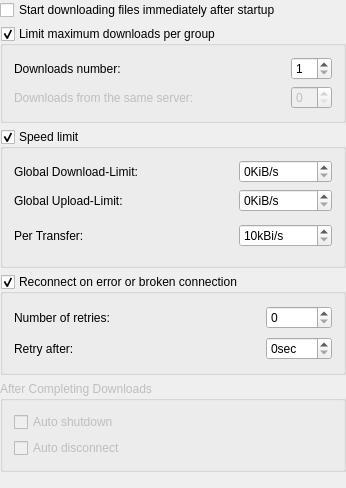
This is conf/dlgnetwork.ui in KDE/kget as Qt 5 draws it before an edit. The edited form follows.
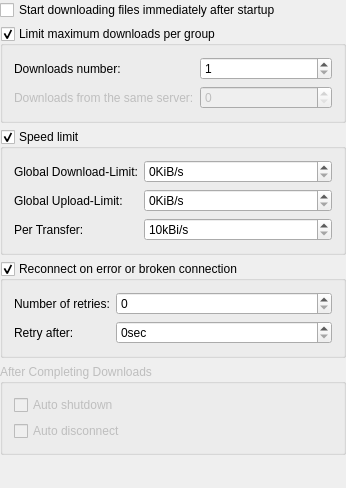
This is the edited form.

Commit message: port layouts to QFormLayout and cleanup some dialogs

The edit to the form file:
```diff
--- a/conf/dlgnetwork.ui
+++ b/conf/dlgnetwork.ui
@@ -9,17 +9,8 @@
     <height>488</height>
    </rect>
   </property>
-  <layout class="QVBoxLayout" >
-   <property name="leftMargin" >
-    <number>0</number>
-   </property>
-   <property name="topMargin" >
-    <number>0</number>
-   </property>
-   <property name="rightMargin" >
-    <number>0</number>
-   </property>
-   <property name="bottomMargin" >
+  <layout class="QVBoxLayout" name="verticalLayout_2" >
+   <property name="margin" >
     <number>0</number>
    </property>
    <item>
@@ -37,17 +28,7 @@
      <property name="checkable" >
       <bool>true</bool>
      </property>
-     <layout class="QGridLayout" >
-      <item row="1" column="0" >
-       <widget class="QLabel" name="lbl_maxnum_2" >
-        <property name="enabled" >
-         <bool>false</bool>
-        </property>
-        <property name="text" >
-         <string>Downloads from the same server:</string>
-        </property>
-       </widget>
-      </item>
+     <layout class="QFormLayout" name="formLayout_3" >
       <item row="0" column="0" >
        <widget class="QLabel" name="lbl_maxnum" >
         <property name="text" >
@@ -55,27 +36,24 @@
         </property>
        </widget>
       </item>
-      <item rowspan="2" row="0" column="1" >
-       <spacer>
-        <property name="orientation" >
-         <enum>Qt::Horizontal</enum>
-        </property>
-        <property name="sizeHint" >
-         <size>
-          <width>71</width>
-          <height>48</height>
-         </size>
-        </property>
-       </spacer>
-      </item>
-      <item row="0" column="2" >
+      <item row="0" column="1" >
        <widget class="QSpinBox" name="kcfg_MaxConnections" >
         <property name="minimum" >
          <number>1</number>
         </property>
        </widget>
       </item>
-      <item row="1" column="2" >
+      <item row="1" column="0" >
+       <widget class="QLabel" name="lbl_maxnum_2" >
+        <property name="enabled" >
+         <bool>false</bool>
+        </property>
+        <property name="text" >
+         <string>Downloads from the same server:</string>
+        </property>
+       </widget>
+      </item>
+      <item row="1" column="1" >
        <widget class="QSpinBox" name="kcfg_MaxConnectionsServer" >
         <property name="enabled" >
          <bool>false</bool>
@@ -93,7 +71,35 @@
      <property name="checkable" >
       <bool>true</bool>
      </property>
-     <layout class="QGridLayout" >
+     <layout class="QFormLayout" name="formLayout_2" >
+      <item row="0" column="0" >
+       <widget class="QLabel" name="dllimitlb" >
+        <property name="text" >
+         <string>Global Download-Limit:</string>
+        </property>
+       </widget>
+      </item>
+      <item row="0" column="1" >
+       <widget class="QSpinBox" name="kcfg_GlobalDownloadLimit" >
+        <property name="suffix" >
+         <string>KiB/s</string>
+        </property>
+       </widget>
+      </item>
+      <item row="1" column="0" >
+       <widget class="QLabel" name="label_2" >
+        <property name="text" >
+         <string>Global Upload-Limit:</string>
+        </property>
+       </widget>
+      </item>
+      <item row="1" column="1" >
+       <widget class="QSpinBox" name="kcfg_GlobalUploadLimit" >
+        <property name="suffix" >
+         <string>KiB/s</string>
+        </property>
+       </widget>
+      </item>
       <item row="2" column="0" >
        <widget class="QLabel" name="lb_per_transfer" >
         <property name="text" >
@@ -102,22 +108,6 @@
        </widget>
       </item>
       <item row="2" column="1" >
-       <spacer>
-        <property name="orientation" >
-         <enum>Qt::Horizontal</enum>
-        </property>
-        <property name="sizeType" >
-         <enum>QSizePolicy::Expanding</enum>
-        </property>
-        <property name="sizeHint" >
-         <size>
-          <width>115</width>
-          <height>36</height>
-         </size>
-        </property>
-       </spacer>
-      </item>
-      <item row="2" column="2" >
        <widget class="QSpinBox" name="kcfg_TransferSpeedLimit" >
         <property name="suffix" >
          <string>kBi/s</string>
@@ -133,60 +123,6 @@
         </property>
        </widget>
       </item>
-      <item row="0" column="0" >
-       <widget class="QLabel" name="dllimitlb" >
-        <property name="text" >
-         <string>Global Download-Limit:</string>
-        </property>
-       </widget>
-      </item>
-      <item row="1" column="0" >
-       <widget class="QLabel" name="label_2" >
-        <property name="text" >
-         <string>Global Upload-Limit:</string>
-        </property>
-       </widget>
-      </item>
-      <item row="0" column="2" >
-       <widget class="QSpinBox" name="kcfg_GlobalDownloadLimit" >
-        <property name="suffix" >
-         <string>KiB/s</string>
-        </property>
-       </widget>
-      </item>
-      <item row="1" column="2" >
-       <widget class="QSpinBox" name="kcfg_GlobalUploadLimit" >
-        <property name="suffix" >
-         <string>KiB/s</string>
-        </property>
-       </widget>
-      </item>
-      <item row="0" column="1" >
-       <spacer>
-        <property name="orientation" >
-         <enum>Qt::Horizontal</enum>
-        </property>
-        <property name="sizeHint" >
-         <size>
-          <width>40</width>
-          <height>20</height>
-         </size>
-        </property>
-       </spacer>
-      </item>
-      <item row="1" column="1" >
-       <spacer>
-        <property name="orientation" >
-         <enum>Qt::Horizontal</enum>
-        </property>
-        <property name="sizeHint" >
-         <size>
-          <width>40</width>
-          <height>20</height>
-         </size>
-        </property>
-       </spacer>
-      </item>
      </layout>
     </widget>
    </item>
@@ -198,14 +134,7 @@
      <property name="checkable" >
       <bool>true</bool>
      </property>
-     <layout class="QGridLayout" >
-      <item row="1" column="0" >
-       <widget class="QLabel" name="lb_after_2" >
-        <property name="text" >
-         <string>Retry after:</string>
-        </property>
-       </widget>
-      </item>
+     <layout class="QFormLayout" name="formLayout" >
       <item row="0" column="0" >
        <widget class="QLabel" name="lb_retries_2" >
         <property name="text" >
@@ -213,30 +142,21 @@
         </property>
        </widget>
       </item>
-      <item row="0" column="2" >
+      <item row="0" column="1" >
        <widget class="QSpinBox" name="kcfg_ReconnectRetries" >
         <property name="enabled" >
          <bool>true</bool>
         </property>
        </widget>
       </item>
-      <item rowspan="2" row="0" column="1" >
-       <spacer>
-        <property name="orientation" >
-         <enum>Qt::Horizontal</enum>
+      <item row="1" column="0" >
+       <widget class="QLabel" name="lb_after_2" >
+        <property name="text" >
+         <string>Retry after:</string>
         </property>
-        <property name="sizeType" >
-         <enum>QSizePolicy::Expanding</enum>
-        </property>
-        <property name="sizeHint" >
-         <size>
-          <width>115</width>
-          <height>56</height>
-         </size>
-        </property>
-       </spacer>
+       </widget>
       </item>
-      <item row="1" column="2" >
+      <item row="1" column="1" >
        <widget class="QSpinBox" name="kcfg_ReconnectDelay" >
         <property name="suffix" >
          <string>sec</string>
@@ -257,7 +177,7 @@
      <property name="title" >
       <string>After Completing Downloads</string>
      </property>
-     <layout class="QVBoxLayout" >
+     <layout class="QVBoxLayout" name="verticalLayout" >
       <item>
        <widget class="QCheckBox" name="kcfg_AutoShutdown" >
         <property name="text" >
@@ -283,7 +203,7 @@
      <property name="sizeType" >
       <enum>QSizePolicy::Expanding</enum>
      </property>
-     <property name="sizeHint" >
+     <property name="sizeHint" stdset="0" >
       <size>
        <width>200</width>
        <height>16</height>
```
The commit also changes 8 other files.
